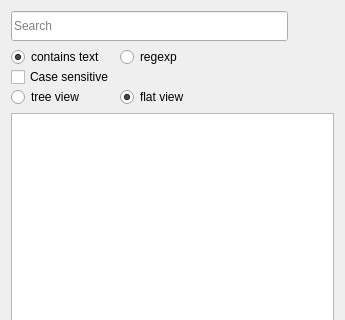
Before: the Qt Designer form plotter_gui/filterablelistwidget.ui in ziparker/PlotJuggler, drawn with Qt 5; both pictures show x 0 to 345 and y 0 to 320 of the 345 by 650 pixel window.
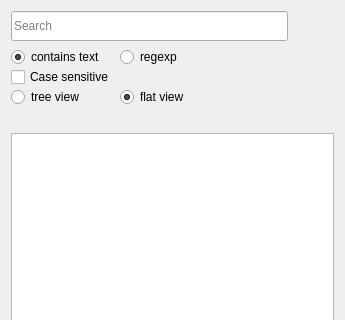
After: the same form once the commit is applied. Icons and pictures are not drawn.

Patch:
```diff
--- a/plotter_gui/filterablelistwidget.ui
+++ b/plotter_gui/filterablelistwidget.ui
@@ -240,6 +240,16 @@
        </item>
       </layout>
      </item>
+     <item>
+      <widget class="QLabel" name="labelNumberDisplayed">
+       <property name="text">
+        <string/>
+       </property>
+       <property name="alignment">
+        <set>Qt::AlignCenter</set>
+       </property>
+      </widget>
+     </item>
      <item>
       <widget class="QListWidget" name="listWidget">
        <property name="sizePolicy">
```
